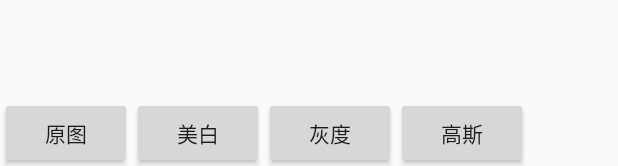
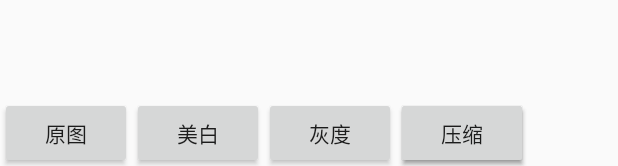
Before and after one commit to miaoyanrssq/PictureEdit, an Android app: the layout activity_main.xml on its own in the app's theme, with its tools: preview values and no code run, on a phone screen of 412 x 824 dp. Shown: the part 1067-1233 px from the top of the screen. Run offline under Robolectric (Android 15) with nearby library versions, the phone set to English and light mode, and no system bars.

Commit message:
libjpeg ndk图片压缩，可设置哈夫曼编码

```diff
--- a/app/src/main/res/layout/activity_main.xml
+++ b/app/src/main/res/layout/activity_main.xml
@@ -22,6 +22,14 @@
             android:layout_width="0dp"
             android:layout_height="200dp"
             android:src="@drawable/mv"
+
+    />
+    <ImageView
+            android:id="@+id/image2"
+            android:layout_width="0dp"
+            android:layout_height="200dp"
+            app:layout_constraintTop_toBottomOf="@+id/image"
+            android:layout_marginTop="10dp"
 
     />
 
@@ -58,4 +66,13 @@
             app:layout_constraintLeft_toRightOf="@id/grey"
     />
 
+    <Button
+            android:id="@+id/compress"
+            android:layout_width="wrap_content"
+            android:layout_height="wrap_content"
+            android:text="压缩"
+            app:layout_constraintBottom_toBottomOf="parent"
+            app:layout_constraintLeft_toRightOf="@id/grey"
+    />
+
 </android.support.constraint.ConstraintLayout>
--- a/picture/src/main/AndroidManifest.xml
+++ b/picture/src/main/AndroidManifest.xml
@@ -1,2 +1,4 @@
 <manifest xmlns:android="http://schemas.android.com/apk/res/android"
-          package="cn.zgy.picture"/>
+          package="cn.zgy.picture">
+    <uses-permission android:name="android.permission.WRITE_EXTERNAL_STORAGE"></uses-permission>
+</manifest>
--- a/picture/src/main/java/cn/zgy/picture/PictureUtils.kt
+++ b/picture/src/main/java/cn/zgy/picture/PictureUtils.kt
@@ -26,4 +26,9 @@ class PictureUtils {
      * 高斯模糊
      */
     external fun gaussBlur(bitmap: Bitmap)
+
+    /**
+     * 压缩
+     */
+    external fun compressBitmap(bitmap: Bitmap, quality: Int, filenameBytes: ByteArray, optimize: Boolean) : String
 }
```
Also changed, not shown: app/src/main/java/cn/zgy/pictureedit/MainActivity.kt (+54 -1 lines), picture/build.gradle (+12 -0 lines), 15 other files.
